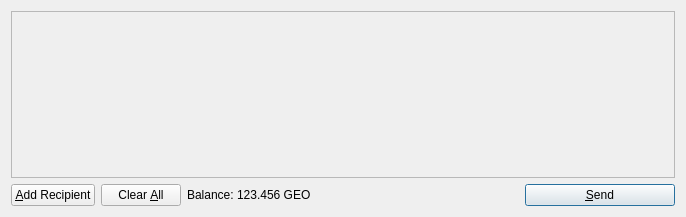
This is src/qt/forms/sendcoinsdialog.ui in benoitbillaume/billaume as Qt 5 draws it before an edit. The edited form follows.
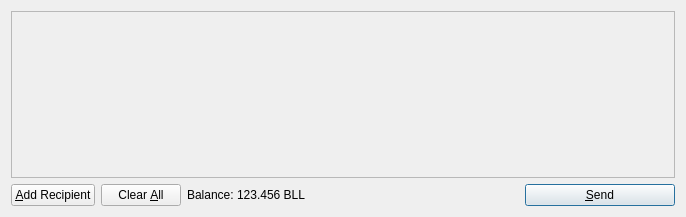
This is the edited form. Icons and pictures are not drawn.

What changed in the file:
```diff
--- a/src/qt/forms/sendcoinsdialog.ui
+++ b/src/qt/forms/sendcoinsdialog.ui
@@ -119,7 +119,7 @@
           <cursorShape>IBeamCursor</cursorShape>
          </property>
          <property name="text">
-          <string>123.456 GEO</string>
+          <string>123.456 BLL</string>
          </property>
          <property name="textInteractionFlags">
           <set>Qt::LinksAccessibleByMouse|Qt::TextSelectableByKeyboard|Qt::TextSelectableByMouse</set>
```
